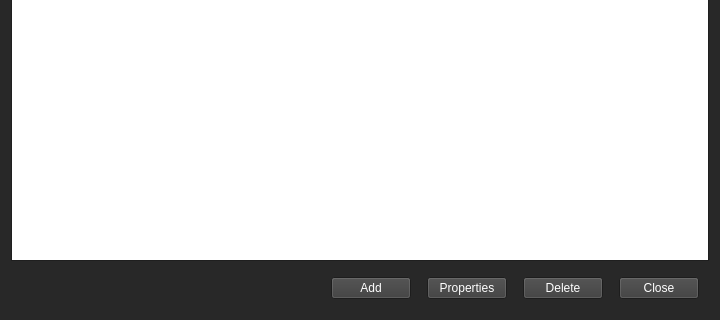
This is menus/devicemenu.ui in PSP-High-Altitude/GroundStation as Qt 5 draws it before an edit; both pictures show x 0 to 720 and y 160 to 480 of the 720 by 480 pixel window. The edited form follows.
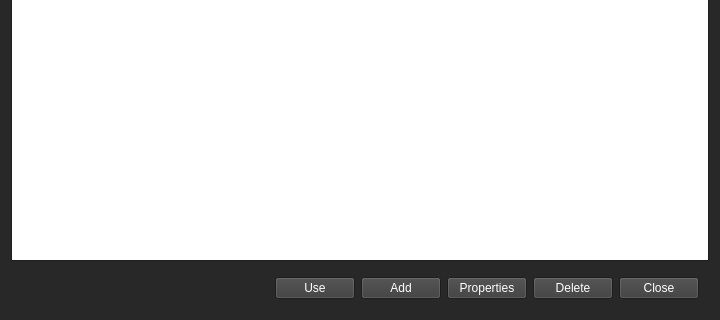
This is the edited form.

Patch:
```diff
--- a/menus/devicemenu.ui
+++ b/menus/devicemenu.ui
@@ -171,6 +171,13 @@
        </property>
       </spacer>
      </item>
+     <item>
+      <widget class="QPushButton" name="use">
+       <property name="text">
+        <string>Use</string>
+       </property>
+      </widget>
+     </item>
      <item>
       <widget class="QPushButton" name="add">
        <property name="text">
@@ -178,22 +185,6 @@
        </property>
       </widget>
      </item>
-     <item>
-      <spacer name="horizontalSpacer_4">
-       <property name="orientation">
-        <enum>Qt::Horizontal</enum>
-       </property>
-       <property name="sizeType">
-        <enum>QSizePolicy::Fixed</enum>
-       </property>
-       <property name="sizeHint" stdset="0">
-        <size>
-         <width>10</width>
-         <height>20</height>
-        </size>
-       </property>
-      </spacer>
-     </item>
      <item>
       <widget class="QPushButton" name="properties">
        <property name="text">
@@ -201,22 +192,6 @@
        </property>
       </widget>
      </item>
-     <item>
-      <spacer name="horizontalSpacer_3">
-       <property name="orientation">
-        <enum>Qt::Horizontal</enum>
-       </property>
-       <property name="sizeType">
-        <enum>QSizePolicy::Fixed</enum>
-       </property>
-       <property name="sizeHint" stdset="0">
-        <size>
-         <width>10</width>
-         <height>20</height>
-        </size>
-       </property>
-      </spacer>
-     </item>
      <item>
       <widget class="QPushButton" name="delete_but">
        <property name="text">
@@ -224,22 +199,6 @@
        </property>
       </widget>
      </item>
-     <item>
-      <spacer name="horizontalSpacer_2">
-       <property name="orientation">
-        <enum>Qt::Horizontal</enum>
-       </property>
-       <property name="sizeType">
-        <enum>QSizePolicy::Fixed</enum>
-       </property>
-       <property name="sizeHint" stdset="0">
-        <size>
-         <width>10</width>
-         <height>20</height>
-        </size>
-       </property>
-      </spacer>
-     </item>
      <item>
       <widget class="QPushButton" name="close">
        <property name="text">
```
